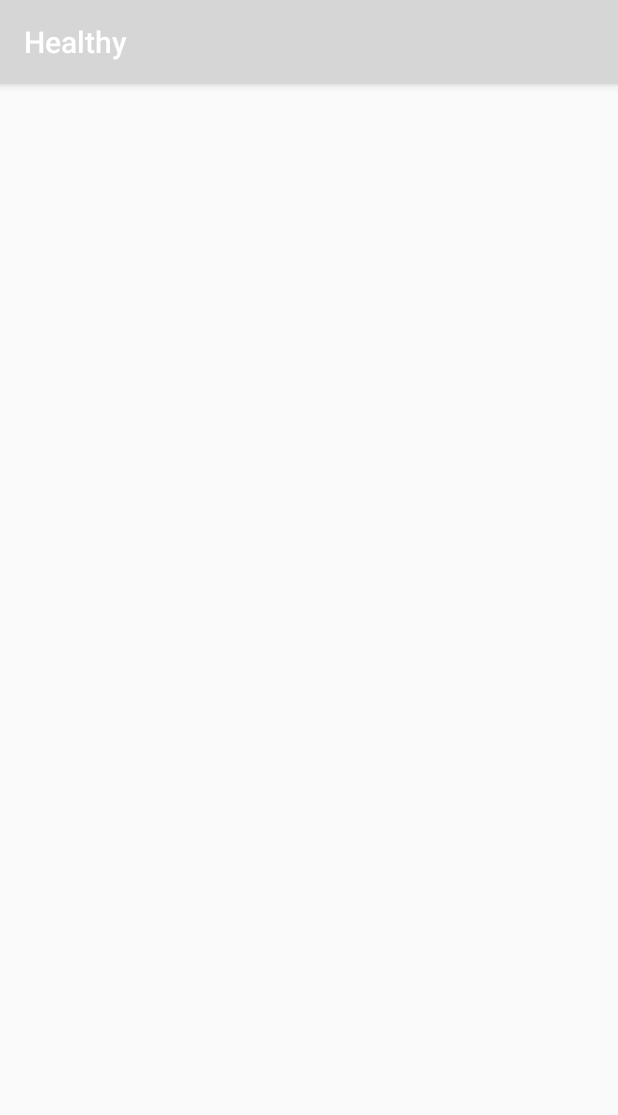
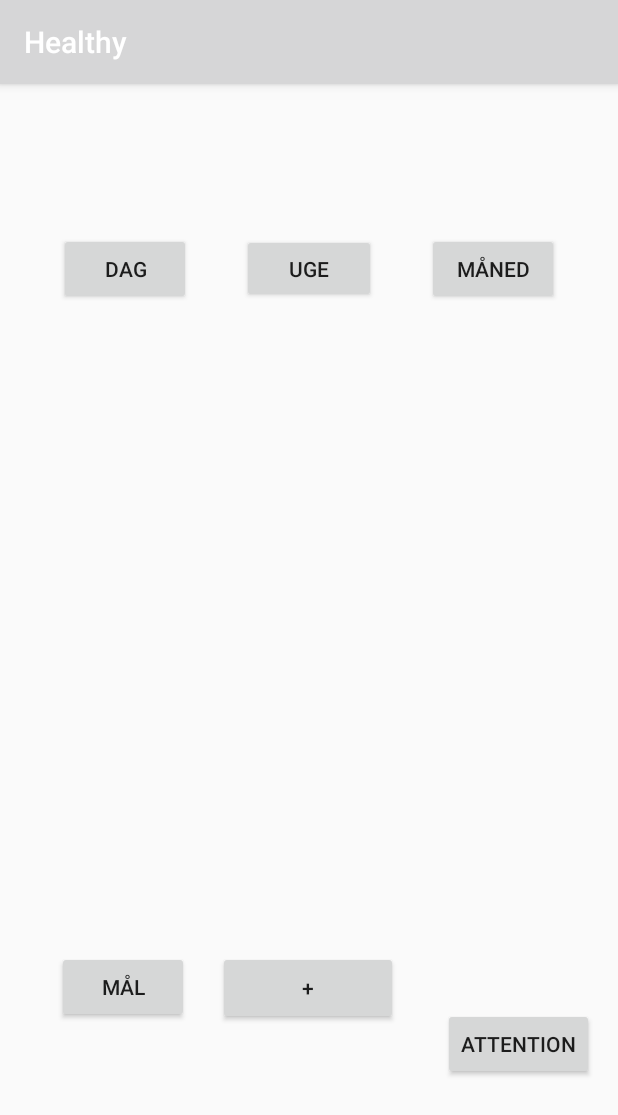
Before and after one commit to magnusbrok/Healthy, an Android app: the NutritionPage screen opened directly, with no data from a screen before it, on a phone screen of 412 x 824 dp. Shown: the top 1115 px of the screen. Run offline under Robolectric (Android 15) with nearby library versions, the phone set to English and light mode, and no system bars.

Commit message:
Oprettet "day" fragment

```diff
--- /dev/null
+++ b/app/src/main/java/com/example/healthy/Nutrition/Day.java
@@ -0,0 +1,30 @@
+package com.example.healthy.Nutrition;
+
+import android.content.Context;
+import android.net.Uri;
+import android.os.Bundle;
+
+import androidx.fragment.app.Fragment;
+
+import android.view.LayoutInflater;
+import android.view.View;
+import android.view.ViewGroup;
+
+import com.example.healthy.R;
+
+/**
+ * A simple {@link Fragment} subclass.
+ * Activities that contain this fragment must implement the
+ * {@link Day.OnFragmentInteractionListener} interface
+ * to handle interaction events.
+ * Use the {@link Day#newInstance} factory method to
+ * create an instance of this fragment.
+ */
+public class Day extends Fragment {
+    @Override
+    public View onCreateView(LayoutInflater inflater, ViewGroup container,
+                             Bundle savedInstanceState) {
+        // Inflate the layout for this fragment
+        return inflater.inflate(R.layout.fragment_day, container, false);
+    }
+}
--- a/app/src/main/java/com/example/healthy/Nutrition/NutritionPage.java
+++ b/app/src/main/java/com/example/healthy/Nutrition/NutritionPage.java
@@ -13,4 +13,5 @@ public class NutritionPage extends AppCompatActivity {
         super.onCreate(savedInstanceState);
         setContentView(R.layout.activity_nutrition_page);
     }
+
 }
--- a/app/src/main/res/layout/activity_nutrition_page.xml
+++ b/app/src/main/res/layout/activity_nutrition_page.xml
@@ -6,4 +6,97 @@
     android:layout_height="match_parent"
     tools:context=".Nutrition.NutritionPage">
 
+    <Button
+        android:id="@+id/button"
+        android:layout_width="wrap_content"
+        android:layout_height="wrap_content"
+        android:layout_marginStart="39dp"
+        android:layout_marginLeft="39dp"
+        android:layout_marginTop="88dp"
+        android:layout_marginEnd="34dp"
+        android:layout_marginRight="34dp"
+        android:text="Dag"
+        app:layout_constraintBottom_toBottomOf="parent"
+        app:layout_constraintEnd_toEndOf="parent"
+        app:layout_constraintEnd_toStartOf="@+id/button2"
+        app:layout_constraintHorizontal_bias="0.01"
+        app:layout_constraintStart_toStartOf="parent"
+        app:layout_constraintTop_toTopOf="parent"
+        app:layout_constraintVertical_bias="0.018" />
+
+    <Button
+        android:id="@+id/button2"
+        android:layout_width="0dp"
+        android:layout_height="46dp"
+        android:layout_marginEnd="161dp"
+        android:layout_marginRight="161dp"
+        android:text="Uge"
+        app:layout_constraintBaseline_toBaselineOf="@+id/button"
+        app:layout_constraintEnd_toEndOf="parent"
+        app:layout_constraintStart_toEndOf="@+id/button" />
+
+    <Button
+        android:id="@+id/button3"
+        android:layout_width="wrap_content"
+        android:layout_height="wrap_content"
+        android:layout_marginEnd="24dp"
+        android:layout_marginRight="24dp"
+        android:text="Måned"
+        app:layout_constraintBaseline_toBaselineOf="@+id/button2"
+        app:layout_constraintEnd_toEndOf="parent"
+        app:layout_constraintHorizontal_bias="0.949"
+        app:layout_constraintStart_toStartOf="parent" />
+
+    <Button
+        android:id="@+id/button4"
+        android:layout_width="120dp"
+        android:layout_height="49dp"
+        android:layout_marginTop="432dp"
+        android:text="+"
+        app:layout_constraintBottom_toBottomOf="parent"
+        app:layout_constraintEnd_toEndOf="parent"
+        app:layout_constraintHorizontal_bias="0.498"
+        app:layout_constraintStart_toStartOf="parent"
+        app:layout_constraintTop_toBottomOf="@+id/button2"
+        app:layout_constraintVertical_bias="0.0" />
+
+    <Button
+        android:id="@+id/button5"
+        android:layout_width="wrap_content"
+        android:layout_height="wrap_content"
+        android:layout_marginEnd="19dp"
+        android:layout_marginRight="19dp"
+        android:layout_marginBottom="1dp"
+        android:text="Mål"
+        app:layout_constraintBottom_toBottomOf="@+id/button4"
+        app:layout_constraintEnd_toStartOf="@+id/button4" />
+
+    <Button
+        android:id="@+id/button6"
+        android:layout_width="wrap_content"
+        android:layout_height="wrap_content"
+        android:layout_marginEnd="16dp"
+        android:layout_marginRight="16dp"
+        android:layout_marginBottom="104dp"
+        android:text="@android:string/dialog_alert_title"
+        app:layout_constraintBottom_toBottomOf="parent"
+        app:layout_constraintEnd_toEndOf="parent"
+        app:layout_constraintTop_toBottomOf="@+id/frameLayout" />
+
+    <FrameLayout
+        android:id="@+id/frameLayout"
+        android:layout_width="0dp"
+        android:layout_height="0dp"
+        android:layout_marginStart="1dp"
+        android:layout_marginLeft="1dp"
+        android:layout_marginTop="148dp"
+        android:layout_marginEnd="1dp"
+        android:layout_marginRight="1dp"
+        android:layout_marginBottom="2dp"
+        app:layout_constraintBottom_toTopOf="@+id/button6"
+        app:layout_constraintEnd_toEndOf="parent"
+        app:layout_constraintStart_toStartOf="parent"
+        app:layout_constraintTop_toTopOf="parent">
+
+    </FrameLayout>
 </androidx.constraintlayout.widget.ConstraintLayout>
--- /dev/null
+++ b/app/src/main/res/layout/fragment_day.xml
@@ -0,0 +1,14 @@
+<?xml version="1.0" encoding="utf-8"?>
+<FrameLayout xmlns:android="http://schemas.android.com/apk/res/android"
+    xmlns:tools="http://schemas.android.com/tools"
+    android:layout_width="match_parent"
+    android:layout_height="match_parent"
+    tools:context=".Nutrition.Day">
+
+    <!-- TODO: Update blank fragment layout -->
+    <TextView
+        android:layout_width="match_parent"
+        android:layout_height="match_parent"
+        android:text="@string/hello_blank_fragment" />
+
+</FrameLayout>
```
